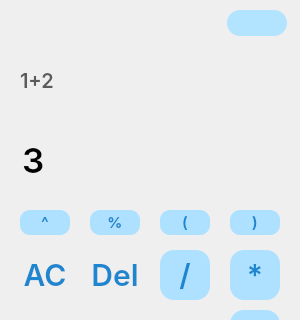
The window that Calculator_Qt.ui (Yusfgus/Calculator_Qt) describes before a commit, drawn with Qt 5; both pictures show x 0 to 300 and y 0 to 320 of the 300 by 562 pixel window.
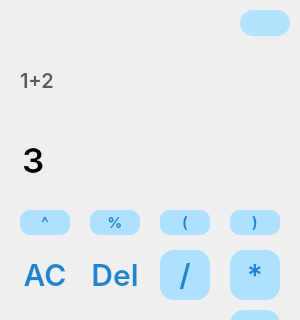
The same window after the commit. Icons and pictures are not drawn.

The edit to the form file:
```diff
--- a/Calculator_Qt.ui
+++ b/Calculator_Qt.ui
@@ -664,9 +664,9 @@
    <widget class="QPushButton" name="change_theme_btn">
     <property name="geometry">
      <rect>
-      <x>227</x>
+      <x>240</x>
       <y>10</y>
-      <width>60</width>
+      <width>50</width>
       <height>26</height>
      </rect>
     </property>
@@ -713,7 +713,7 @@
    <widget class="QPushButton" name="image_button">
     <property name="geometry">
      <rect>
-      <x>230</x>
+      <x>242</x>
       <y>12</y>
       <width>24</width>
       <height>22</height>
```
